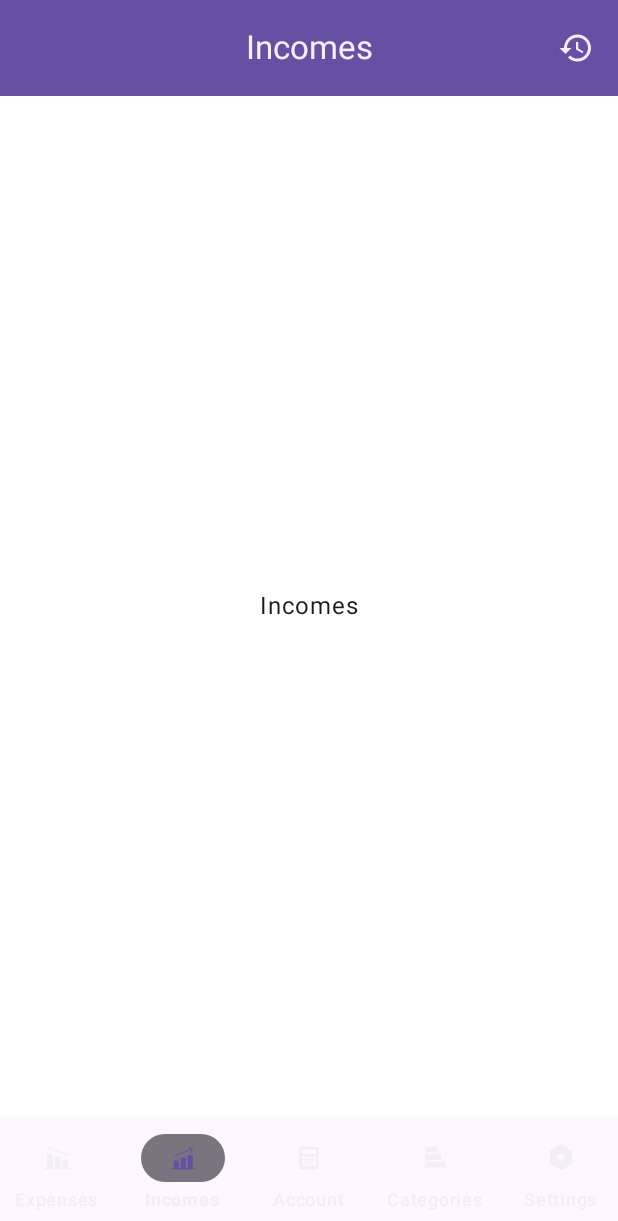
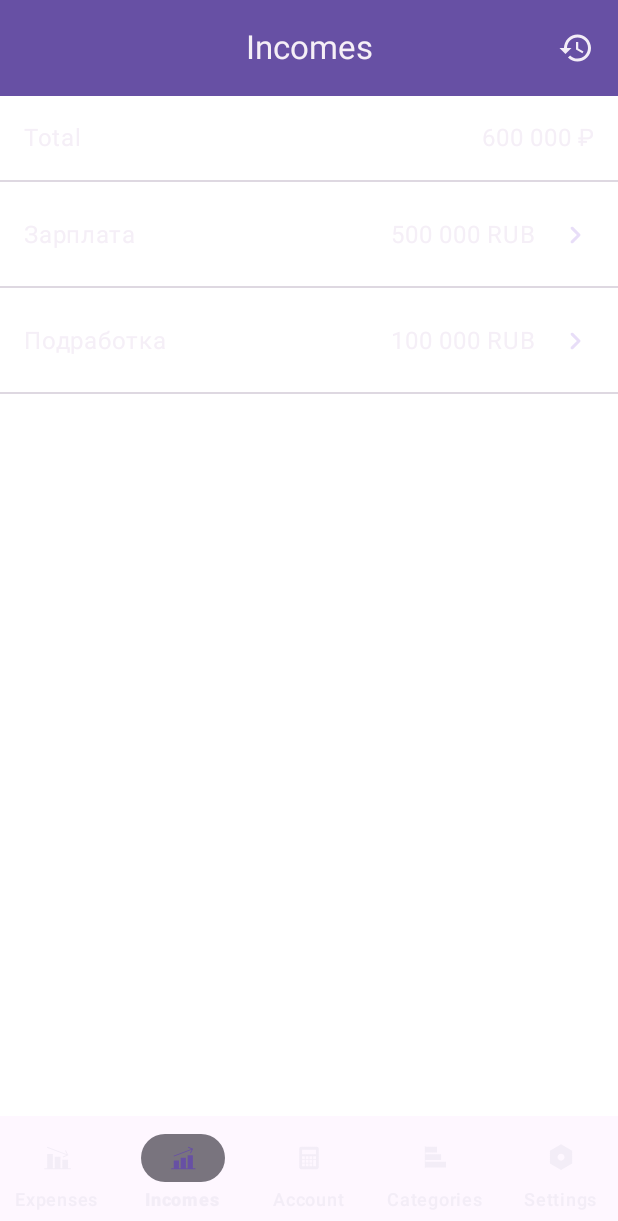
Before and after one commit to NikitaTropin3536/FinancialApp, an Android app built with Jetpack Compose: the screen it shows after launch (MainActivity), item 2 of the bottom bar chosen, on a phone screen of 412 x 824 dp. Shown: the top 1221 px of the screen. Run offline under Robolectric (Android 15) with nearby library versions, the phone set to English and light mode, and no system bars.

Commit message:
Add IncomesScreen with mock data

```diff
--- a/app/src/main/java/com/atech/financialapp/component/App.kt
+++ b/app/src/main/java/com/atech/financialapp/component/App.kt
@@ -22,8 +22,10 @@ import com.atech.financialapp.navigation.Navigation
 import com.atech.financialapp.ui.theme.FinancialAppTheme
 import com.atech.financialapp.viewmodels.CategoriesViewModel
 import com.atech.financialapp.viewmodels.ExpensesViewModel
+import com.atech.financialapp.viewmodels.IncomesViewModel
 
 val expensesViewModel = ExpensesViewModel()
+val incomesViewModel = IncomesViewModel()
 val categoriesViewModel = CategoriesViewModel()
 
 @Composable
@@ -65,6 +67,7 @@ fun App() {
                         .fillMaxSize()
                         .background(MaterialTheme.colorScheme.background),
                     expenses = expensesViewModel.expenses,
+                    incomes = incomesViewModel.incomes,
                     categories = categoriesViewModel.items
                 )
                 /** TODO Наверно View model можно просто пихнуть в Navigation**/
--- a/app/src/main/java/com/atech/financialapp/navigation/NavGraph.kt
+++ b/app/src/main/java/com/atech/financialapp/navigation/NavGraph.kt
@@ -7,7 +7,7 @@ import com.atech.financialapp.domain.TransactionResponse
 import com.atech.financialapp.screens.AccountScreen
 import com.atech.financialapp.screens.CategoriesScreen
 import com.atech.financialapp.screens.ExpensesScreen
-import com.atech.financialapp.screens.IncomeScreen
+import com.atech.financialapp.screens.IncomesScreen
 import com.atech.financialapp.screens.SettingsScreen
 
 sealed interface NavGraph {
@@ -21,9 +21,9 @@ sealed interface NavGraph {
     }
 
     data object Incomes : NavGraph {
-        fun NavGraphBuilder.incomes() {
+        fun NavGraphBuilder.incomes(incomes: List<TransactionResponse>) {
             composable<Route.Incomes> {
-                IncomeScreen()
+                IncomesScreen(incomes)
             }
         }
     }
--- a/app/src/main/java/com/atech/financialapp/navigation/Navigation.kt
+++ b/app/src/main/java/com/atech/financialapp/navigation/Navigation.kt
@@ -17,6 +17,7 @@ fun Navigation(
     navHostController: NavHostController,
     modifier: Modifier = Modifier,
     expenses: List<TransactionResponse>,
+    incomes: List<TransactionResponse>,
     categories: List<Category>,
 ) {
     NavHost(
@@ -25,7 +26,7 @@ fun Navigation(
         modifier = modifier,
     ) {
         expenses(expenses)
-        incomes()
+        incomes(incomes)
         account()
         categories(categories)
         settings()
--- /dev/null
+++ b/app/src/main/java/com/atech/financialapp/screens/IncomesScreen.kt
@@ -0,0 +1,75 @@
+package com.atech.financialapp.screens
+
+import android.icu.util.Currency
+import androidx.compose.foundation.background
+import androidx.compose.foundation.layout.Arrangement
+import androidx.compose.foundation.layout.Column
+import androidx.compose.foundation.layout.PaddingValues
+import androidx.compose.foundation.lazy.LazyColumn
+import androidx.compose.foundation.lazy.items
+import androidx.compose.material3.Divider
+import androidx.compose.material3.Icon
+import androidx.compose.material3.MaterialTheme
+import androidx.compose.runtime.Composable
+import androidx.compose.ui.Modifier
+import androidx.compose.ui.graphics.Color
+import androidx.compose.ui.res.painterResource
+import androidx.compose.ui.res.stringResource
+import androidx.compose.ui.unit.dp
+import com.atech.financialapp.R
+import com.atech.financialapp.component.items.ColumnItem
+import com.atech.financialapp.domain.TransactionResponse
+
+@Composable
+fun IncomesScreen(
+    incomes: List<TransactionResponse> = emptyList()
+) {
+    Column(
+        modifier = Modifier.background(
+            Color.White
+        )
+    ) {
+
+        ColumnItem(
+            title = stringResource(R.string.total),
+            value = "600 000 ₽",
+            color = Color.White
+        )
+        Divider(color = MaterialTheme.colorScheme.surfaceDim)
+
+        LazyColumn(
+            contentPadding = PaddingValues(vertical = 1.dp),
+            verticalArrangement = Arrangement.spacedBy(1.dp)
+        ) {
+
+            items(
+                items = incomes,
+                key = { income -> income.id }
+            ) { income ->
+
+                ColumnItem(
+                    title = income.category.name,
+                    description = income.comment ?: "",
+                    value = income.amount
+                            + " "
+                            + Currency.getInstance(income.account.currency).symbol,
+                    color = Color.White,
+                    highEmphasis = true,
+
+                    viewRight = {
+                        Icon(
+                            painter = painterResource(R.drawable.ic_chevron_right),
+                            contentDescription = null,
+                            tint = MaterialTheme.colorScheme.secondaryContainer
+                        )
+                    }
+
+                )
+                Divider(color = MaterialTheme.colorScheme.surfaceDim)
+
+            }
+
+        }
+
+    }
+}
--- a/app/src/main/java/com/atech/financialapp/screens/Screens.kt
+++ b/app/src/main/java/com/atech/financialapp/screens/Screens.kt
@@ -11,19 +11,6 @@ import androidx.compose.ui.Modifier
 import androidx.compose.ui.graphics.Color
 
 @Composable
-fun IncomeScreen() {
-    Column(
-        modifier = Modifier
-            .fillMaxSize()
-            .background(Color.White),
-        horizontalAlignment = Alignment.CenterHorizontally,
-        verticalArrangement = Arrangement.Center
-    ) {
-        Text(text = "Incomes")
-    }
-}
-
-@Composable
 fun AccountScreen() {
     Column(
         modifier = Modifier
```
